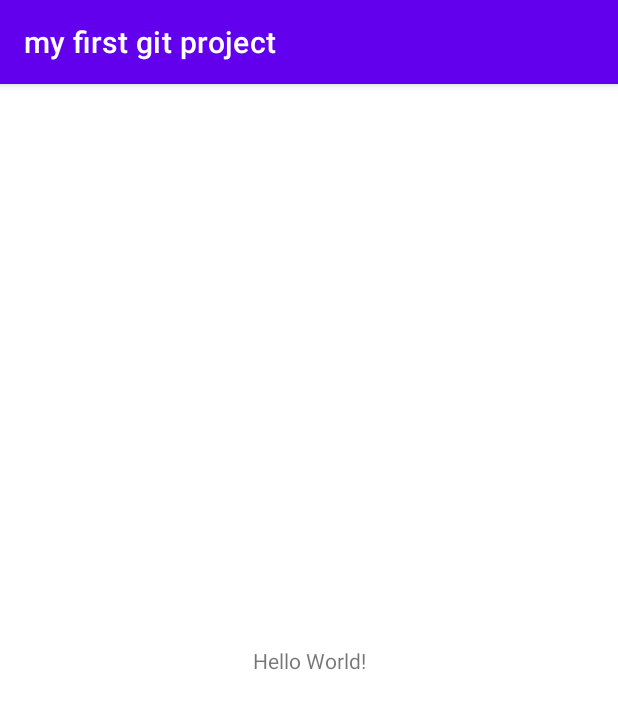
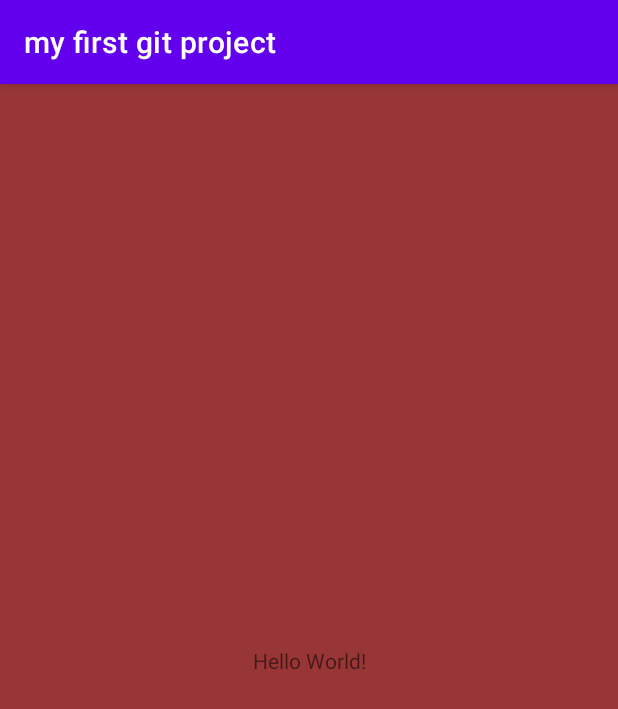
Before and after one commit to Buklya1/my_first_git_project, an Android app: the screen it shows after launch (MainActivity), on a phone screen of 412 x 824 dp. Shown: the top 709 px of the screen. Run offline under Robolectric (Android 15) with nearby library versions, the phone set to English and light mode, and no system bars.

Commit message:
change bg

```diff
--- a/app/src/main/res/layout/activity_main.xml
+++ b/app/src/main/res/layout/activity_main.xml
@@ -4,6 +4,7 @@
     xmlns:tools="http://schemas.android.com/tools"
     android:layout_width="match_parent"
     android:layout_height="match_parent"
+    android:background="#983636"
     tools:context=".MainActivity">
 
     <TextView
```
